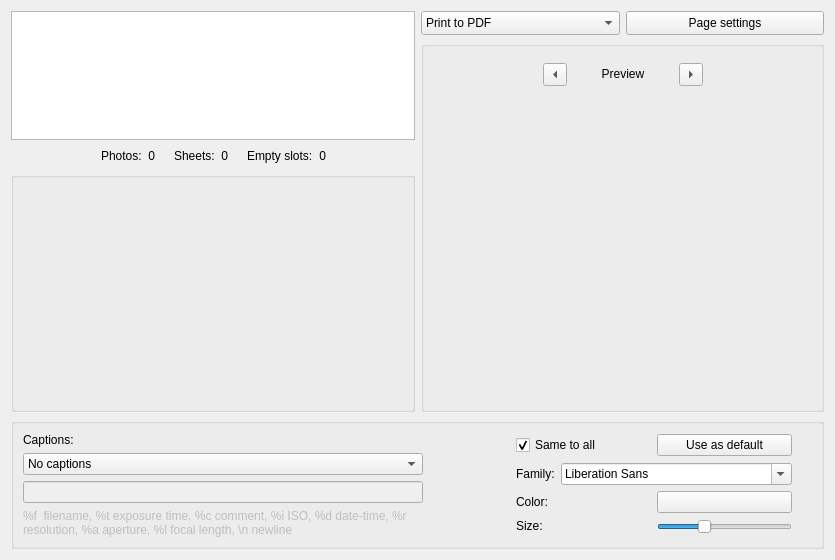
Old version of the form utilities/assistants/printcreator/ui/advprintphotopage.ui in the repository KDE/digikam.
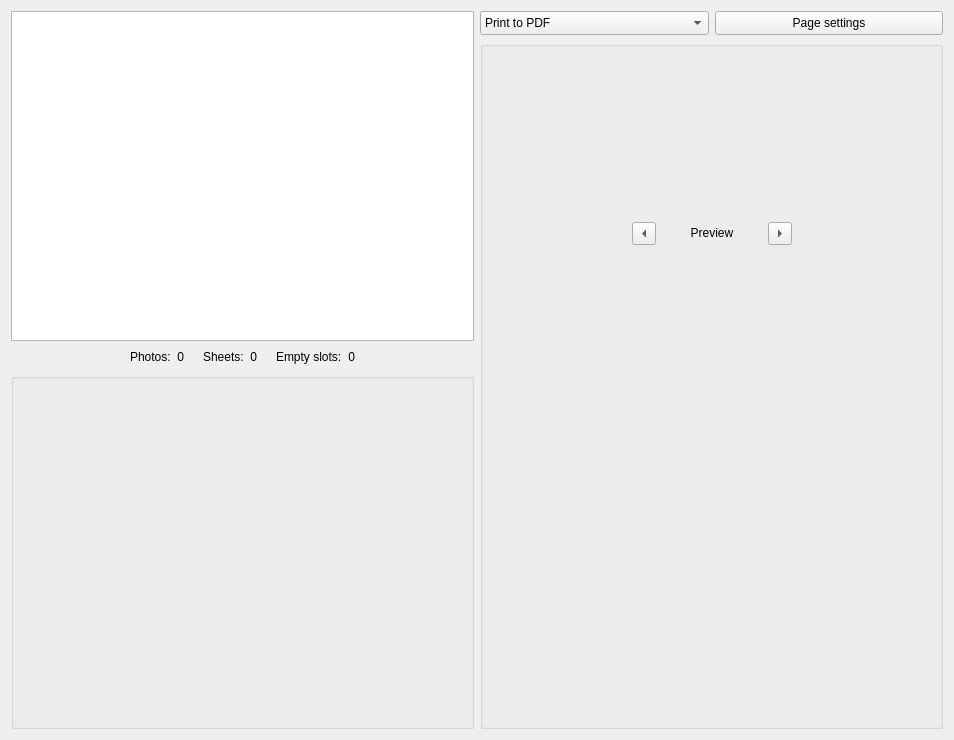
New version of the form. Custom widgets are drawn as their Qt base class.

Commit message: separate layout and caption settings on different page to not have a very large wizard on screen

The edit to the form file:
```diff
--- a/utilities/assistants/printcreator/ui/advprintphotopage.ui
+++ b/utilities/assistants/printcreator/ui/advprintphotopage.ui
@@ -6,8 +6,8 @@
    <rect>
     <x>0</x>
     <y>0</y>
-    <width>821</width>
-    <height>560</height>
+    <width>954</width>
+    <height>740</height>
    </rect>
   </property>
   <property name="sizePolicy">
@@ -412,275 +412,8 @@
      </item>
     </layout>
    </item>
-   <item row="1" column="0">
-    <widget class="QGroupBox" name="groupBox_3">
-     <property name="title">
-      <string/>
-     </property>
-     <layout class="QHBoxLayout" name="horizontalLayout_12">
-      <item>
-       <layout class="QHBoxLayout" name="horizontalLayout_9">
-        <item>
-         <layout class="QVBoxLayout" name="verticalLayout_5">
-          <item>
-           <layout class="QVBoxLayout" name="verticalLayout_4">
-            <item>
-             <widget class="QLabel" name="label_2">
-              <property name="sizePolicy">
-               <sizepolicy hsizetype="Preferred" vsizetype="Fixed">
-                <horstretch>0</horstretch>
-                <verstretch>0</verstretch>
-               </sizepolicy>
-              </property>
-              <property name="text">
-               <string>Captions:</string>
-              </property>
-              <property name="buddy">
-               <cstring>m_captions</cstring>
-              </property>
-             </widget>
-            </item>
-            <item>
-             <widget class="QComboBox" name="m_captions">
-              <item>
-               <property name="text">
-                <string>No captions</string>
-               </property>
-              </item>
-              <item>
-               <property name="text">
-                <string>Image file names</string>
-               </property>
-              </item>
-              <item>
-               <property name="text">
-                <string>Exif date-time</string>
-               </property>
-              </item>
-              <item>
-               <property name="text">
-                <string>Comments</string>
-               </property>
-              </item>
-              <item>
-               <property name="text">
-                <string>Free</string>
-               </property>
-              </item>
-             </widget>
-            </item>
-           </layout>
-          </item>
-          <item>
-           <layout class="QVBoxLayout" name="verticalLayout_3">
-            <item>
-             <widget class="QLineEdit" name="m_FreeCaptionFormat">
-              <property name="enabled">
-               <bool>false</bool>
-              </property>
-              <property name="minimumSize">
-               <size>
-                <width>400</width>
-                <height>0</height>
-               </size>
-              </property>
-             </widget>
-            </item>
-            <item>
-             <widget class="QLabel" name="m_free_label">
-              <property name="enabled">
-               <bool>false</bool>
-              </property>
-              <property name="sizePolicy">
-               <sizepolicy hsizetype="Preferred" vsizetype="Fixed">
-                <horstretch>0</horstretch>
-                <verstretch>0</verstretch>
-               </sizepolicy>
-              </property>
-              <property name="text">
-               <string>%f  filename, %t exposure time, %c comment, %i ISO, %d date-time, %r resolution, %a aperture, %l focal length, \n newline</string>
-              </property>
-              <property name="wordWrap">
-               <bool>true</bool>
-              </property>
-             </widget>
-            </item>
-           </layout>
-          </item>
-         </layout>
-        </item>
-        <item>
-         <spacer name="horizontalSpacer_3">
-          <property name="orientation">
-           <enum>Qt::Horizontal</enum>
-          </property>
-          <property name="sizeHint" stdset="0">
-           <size>
-            <width>40</width>
-            <height>20</height>
-           </size>
-          </property>
-         </spacer>
-        </item>
-        <item>
-         <layout class="QVBoxLayout" name="verticalLayout_8">
-          <item>
-           <layout class="QHBoxLayout" name="horizontalLayout_4">
-            <item>
-             <widget class="QCheckBox" name="m_sameCaption">
-              <property name="text">
-               <string>Same to all</string>
-              </property>
-              <property name="checked">
-               <bool>true</bool>
-              </property>
-             </widget>
-            </item>
-            <item>
-             <widget class="QPushButton" name="m_setDefault">
-              <property name="text">
-               <string>Use as default</string>
-              </property>
-             </widget>
-            </item>
-           </layout>
-          </item>
-          <item>
-           <layout class="QVBoxLayout" name="verticalLayout_6">
-            <item>
-             <layout class="QHBoxLayout" name="horizontalLayout_5">
-              <item>
-               <widget class="QLabel" name="label_3">
-                <property name="text">
-                 <string>Family:</string>
-                </property>
-                <property name="buddy">
-                 <cstring>m_font_name</cstring>
-                </property>
-               </widget>
-              </item>
-              <item>
-               <widget class="QFontComboBox" name="m_font_name"/>
-              </item>
-             </layout>
-            </item>
-            <item>
-             <layout class="QHBoxLayout" name="horizontalLayout_6">
-              <item>
-               <widget class="QLabel" name="label_4">
-                <property name="text">
-                 <string>Color:</string>
-                </property>
-                <property name="buddy">
-                 <cstring>m_font_color</cstring>
-                </property>
-               </widget>
-              </item>
-              <item>
-               <widget class="Digikam::DColorSelector" name="m_font_color">
-               </widget>
-              </item>
-             </layout>
-            </item>
-            <item>
-             <layout class="QHBoxLayout" name="horizontalLayout_7">
-              <item>
-               <widget class="QLabel" name="textLabel1_2">
-                <property name="sizePolicy">
-                 <sizepolicy hsizetype="MinimumExpanding" vsizetype="Fixed">
-                  <horstretch>0</horstretch>
-                  <verstretch>0</verstretch>
-                 </sizepolicy>
-                </property>
-                <property name="text">
-                 <string>Size:</string>
-                </property>
-                <property name="wordWrap">
-                 <bool>false</bool>
-                </property>
-                <property name="buddy">
-                 <cstring>m_font_size</cstring>
-                </property>
-               </widget>
-              </item>
-              <item>
-               <widget class="QSlider" name="m_font_size">
-                <property name="sizePolicy">
-                 <sizepolicy hsizetype="Expanding" vsizetype="Fixed">
-                  <horstretch>0</horstretch>
-                  <verstretch>0</verstretch>
-                 </sizepolicy>
-                </property>
-                <property name="minimum">
-                 <number>2</number>
-                </property>
-                <property name="maximum">
-                 <number>8</number>
-                </property>
-                <property name="singleStep">
-                 <number>2</number>
-                </property>
-                <property name="pageStep">
-                 <number>2</number>
-                </property>
-                <property name="value">
-                 <number>4</number>
-                </property>
-                <property name="orientation">
-                 <enum>Qt::Horizontal</enum>
-                </property>
-               </widget>
-              </item>
-             </layout>
-            </item>
-           </layout>
-          </item>
-         </layout>
-        </item>
-       </layout>
-      </item>
-      <item>
-       <layout class="QHBoxLayout" name="horizontalLayout_10">
-        <item>
-         <spacer name="verticalSpacer_5">
-          <property name="orientation">
-           <enum>Qt::Vertical</enum>
-          </property>
-          <property name="sizeHint" stdset="0">
-           <size>
-            <width>20</width>
-            <height>13</height>
-           </size>
-          </property>
-         </spacer>
-        </item>
-       </layout>
-      </item>
-     </layout>
-    </widget>
-   </item>
-   <item row="2" column="0">
-    <spacer name="verticalSpacer_3">
-     <property name="orientation">
-      <enum>Qt::Vertical</enum>
-     </property>
-     <property name="sizeHint" stdset="0">
-      <size>
-       <width>813</width>
-       <height>5</height>
-      </size>
-     </property>
-    </spacer>
-   </item>
   </layout>
  </widget>
- <customwidgets>
-  <customwidget>
-   <class>Digikam::DColorSelector</class>
-   <extends>QPushButton</extends>
-   <header>dcolorselector.h</header>
-  </customwidget>
- </customwidgets>
  <tabstops>
   <tabstop>ListPhotoSizes</tabstop>
   <tabstop>BtnPreviewPageDown</tabstop>
```
Left out of the diff: 2 changed lines with no effect on the pictures. The commit also changes 7 other files.
